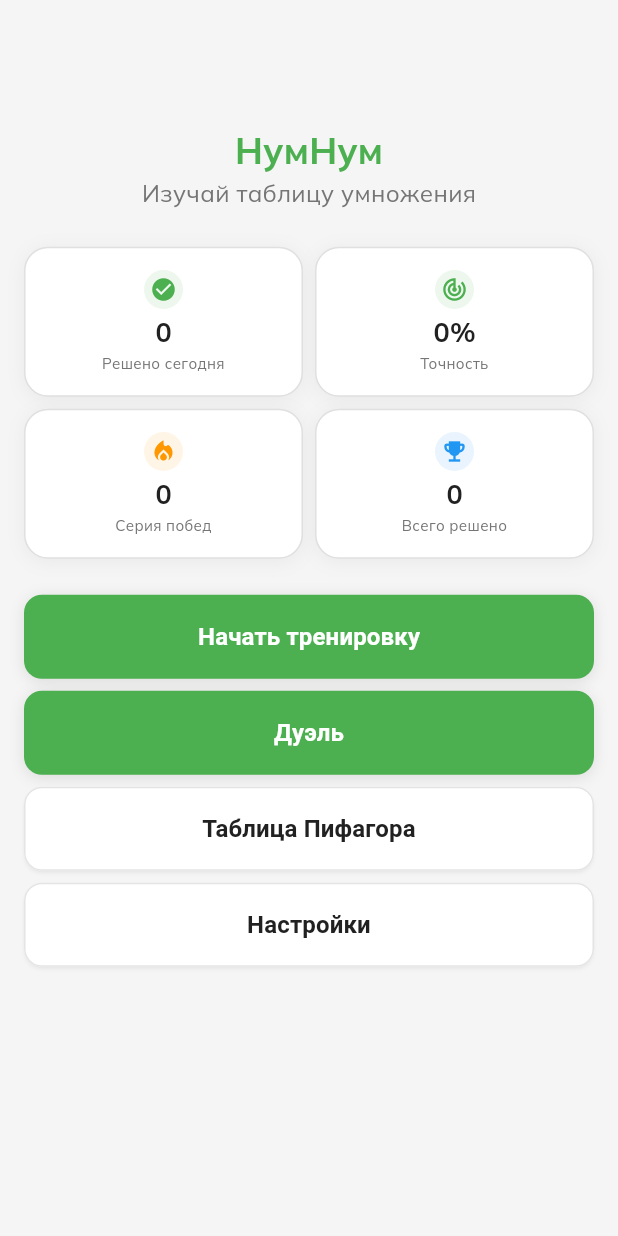
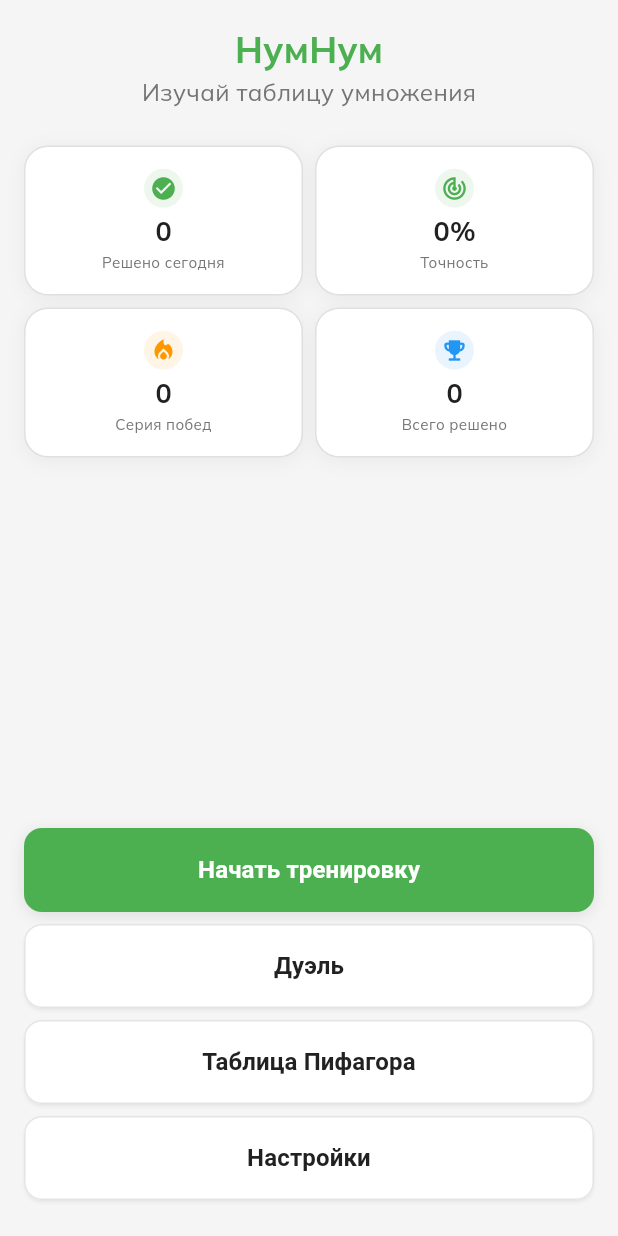
Before and after one commit to mikheenko/numnum, a Flutter app: the screen it shows after launch, on a phone screen of 412 x 824 dp. Run offline on Flutter 3.47's test engine with Material 3 defaults, Android fonts, the phone set to English and light mode, and no system bars; our stand-ins replace google_fonts, rive, shared_preferences; missing offline and left inert: widgetbook.

Commit message:
Fix welcome screen layout: move buttons to bottom and style only first button as primary

```diff
--- a/lib/screens/welcome_screen.dart
+++ b/lib/screens/welcome_screen.dart
@@ -130,13 +130,11 @@ class _WelcomeScreenState extends State<WelcomeScreen> {
           body: SafeArea(
             child: Padding(
               padding: const EdgeInsets.symmetric(horizontal: AppSpacing.md),
+              child: Column(
+                children: [
+                  Expanded(
                     child: SingleChildScrollView(
-                child: ConstrainedBox(
-                  constraints: BoxConstraints(
-                    minHeight: MediaQuery.of(context).size.height - AppSpacing.md * 2 - kToolbarHeight,
-                  ),
                       child: Column(
-                    mainAxisAlignment: MainAxisAlignment.center,
                         children: [
                           const SizedBox(height: AppSpacing.md),
 
@@ -200,17 +198,23 @@ class _WelcomeScreenState extends State<WelcomeScreen> {
                               ),
                             ],
                           ),
+                          const SizedBox(height: AppSpacing.lg),
+                        ],
+                      ),
+                    ),
+                  ),
 
-                      const SizedBox(height: AppSpacing.lg),
+                  // Кнопки внизу экрана
                   PrimaryButton(
                     text: AppLocalizations.get('start_training'),
                     onPressed: _startLesson,
                     width: double.infinity,
                   ),
                   const SizedBox(height: AppSpacing.sm),
-                      PrimaryButton(
+                  SecondaryButton(
                     text: AppLocalizations.get('duel'),
                     onPressed: _startDuel,
+                    height: AppButtonDimensions.heightLarge,
                     width: double.infinity,
                   ),
                   const SizedBox(height: AppSpacing.sm),
@@ -224,12 +228,11 @@ class _WelcomeScreenState extends State<WelcomeScreen> {
                   SecondaryButton(
                     text: AppLocalizations.get('settings'),
                     onPressed: _showMultiplierSettings,
-                        height: AppButtonDimensions.heightLarge
+                    height: AppButtonDimensions.heightLarge,
+                    width: double.infinity,
                   ),
                   const SizedBox(height: AppSpacing.lg),
                 ],
-                  ),
-                ),
               ),
             ),
           ),
```
Lines whose indentation alone changed are shown as unchanged.
